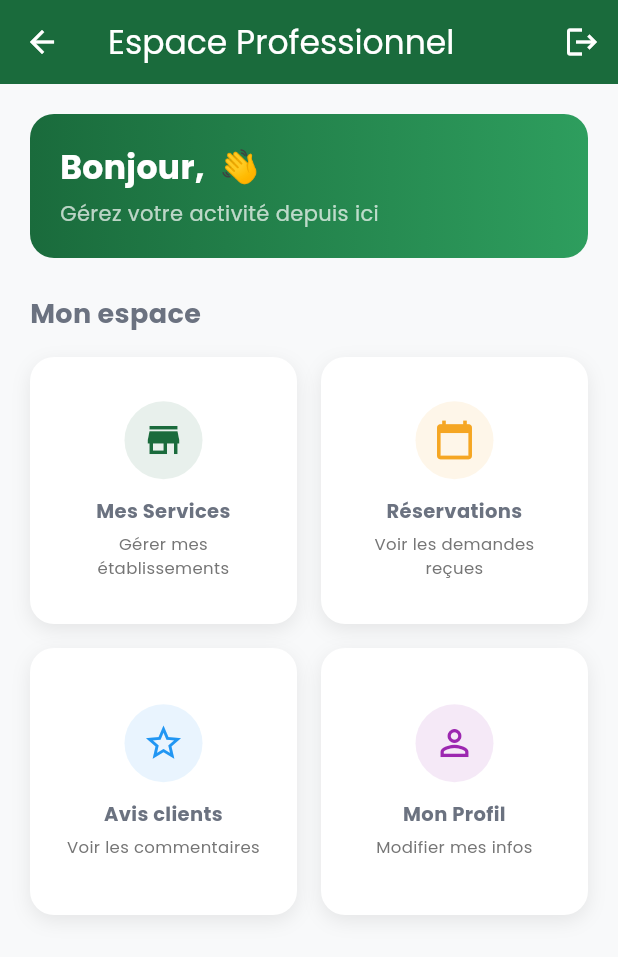
After one commit to Mafrix07/MAYI, a Flutter app: the DashboardProScreen screen opened by its route, on a phone screen of 412 x 824 dp. The commit adds this screen. Shown: the top 957 px of the screen. Run offline on Flutter 3.47's test engine with Material 3 defaults, Android fonts, the phone set to English and light mode, and no system bars; our stand-ins replace cached_network_image, flutter_animate, flutter_secure_storage, google_fonts; accounts and stored records are empty; network calls fail.

Commit message:
feat(auth): DashboardProScreen créé avec navigation par rôle complète

```diff
--- a/frontend/mayif/lib/main.dart
+++ b/frontend/mayif/lib/main.dart
@@ -6,6 +6,7 @@ import 'screens/auth/login_screen.dart';
 import 'package:provider/provider.dart';
 import 'providers/auth_provider.dart';
 import 'screens/home/home_screen.dart';
+import 'screens/pro/dashboard_pro_screen.dart';
 
 void main() {
   WidgetsFlutterBinding.ensureInitialized();
@@ -41,7 +42,7 @@ class MayiTogoApp extends StatelessWidget {
   // Ajouter ces routes
   routes: {
     '/home':           (context) => const HomeScreen(),
-    '/dashboard-pro':  (context) => const HomeScreen(), // temporaire
+    '/dashboard-pro':  (context) => const DashboardProScreen(),
     '/admin':          (context) => const HomeScreen(), // temporaire
   },
   home: Consumer<AuthProvider>(
--- /dev/null
+++ b/frontend/mayif/lib/screens/pro/dashboard_pro_screen.dart
@@ -0,0 +1,190 @@
+import 'package:flutter/material.dart';
+import 'package:provider/provider.dart';
+import '../../providers/auth_provider.dart';
+
+class DashboardProScreen extends StatefulWidget {
+  const DashboardProScreen({super.key});
+
+  @override
+  State<DashboardProScreen> createState() => _DashboardProScreenState();
+}
+
+class _DashboardProScreenState extends State<DashboardProScreen> {
+  @override
+  Widget build(BuildContext context) {
+    final auth = context.watch<AuthProvider>();
+    final user = auth.user;
+
+    return Scaffold(
+      appBar: AppBar(
+        title: const Text('Espace Professionnel'),
+        backgroundColor: const Color(0xFF1A6B3C),
+        foregroundColor: Colors.white,
+        actions: [
+          IconButton(
+            icon: const Icon(Icons.logout),
+            onPressed: () async {
+              await auth.logout();
+              if (context.mounted) {
+                Navigator.pushReplacementNamed(context, '/login');
+              }
+            },
+          ),
+        ],
+      ),
+      body: SingleChildScrollView(
+        padding: const EdgeInsets.all(20),
+        child: Column(
+          crossAxisAlignment: CrossAxisAlignment.start,
+          children: [
+            // En-tête de bienvenue
+            Container(
+              width: double.infinity,
+              padding: const EdgeInsets.all(20),
+              decoration: BoxDecoration(
+                gradient: const LinearGradient(
+                  colors: [Color(0xFF1A6B3C), Color(0xFF2E9E5E)],
+                ),
+                borderRadius: BorderRadius.circular(16),
+              ),
+              child: Column(
+                crossAxisAlignment: CrossAxisAlignment.start,
+                children: [
+                  Text(
+                    'Bonjour, ${user?.firstName ?? 'Professionnel'} 👋',
+                    style: const TextStyle(
+                      color: Colors.white,
+                      fontSize: 22,
+                      fontWeight: FontWeight.bold,
+                    ),
+                  ),
+                  const SizedBox(height: 4),
+                  const Text(
+                    'Gérez votre activité depuis ici',
+                    style: TextStyle(color: Colors.white70, fontSize: 14),
+                  ),
+                ],
+              ),
+            ),
+
+            const SizedBox(height: 24),
+
+            // Cartes de navigation rapide
+            const Text(
+              'Mon espace',
+              style: TextStyle(fontSize: 18, fontWeight: FontWeight.bold),
+            ),
+            const SizedBox(height: 16),
+
+            GridView.count(
+              crossAxisCount: 2,
+              shrinkWrap: true,
+              physics: const NeverScrollableScrollPhysics(),
+              crossAxisSpacing: 16,
+              mainAxisSpacing: 16,
+              children: [
+                _ProCard(
+                  icon: Icons.store,
+                  title: 'Mes Services',
+                  subtitle: 'Gérer mes établissements',
+                  color: const Color(0xFF1A6B3C),
+                  onTap: () => Navigator.pushNamed(context, '/pro/mes-services'),
+                ),
+                _ProCard(
+                  icon: Icons.calendar_today,
+                  title: 'Réservations',
+                  subtitle: 'Voir les demandes reçues',
+                  color: const Color(0xFFF5A623),
+                  onTap: () => Navigator.pushNamed(context, '/pro/reservations'),
+                ),
+                _ProCard(
+                  icon: Icons.star_outline,
+                  title: 'Avis clients',
+                  subtitle: 'Voir les commentaires',
+                  color: Colors.blue,
+                  onTap: () {},
+                ),
+                _ProCard(
+                  icon: Icons.person_outline,
+                  title: 'Mon Profil',
+                  subtitle: 'Modifier mes infos',
+                  color: Colors.purple,
+                  onTap: () {},
+                ),
+              ],
+            ),
+          ],
+        ),
+      ),
+    );
+  }
+}
+
+// Widget carte de navigation
+class _ProCard extends StatelessWidget {
+  final IconData icon;
+  final String title;
+  final String subtitle;
+  final Color color;
+  final VoidCallback onTap;
+
+  const _ProCard({
+    required this.icon,
+    required this.title,
+    required this.subtitle,
+    required this.color,
+    required this.onTap,
+  });
+
+  @override
+  Widget build(BuildContext context) {
+    return GestureDetector(
+      onTap: onTap,
+      child: Container(
+        padding: const EdgeInsets.all(16),
+        decoration: BoxDecoration(
+          color: Colors.white,
+          borderRadius: BorderRadius.circular(16),
+          boxShadow: [
+            BoxShadow(
+              color: Colors.black.withValues(alpha: 0.08),
+              blurRadius: 10,
+              offset: const Offset(0, 4),
+            ),
+          ],
+        ),
+        child: Column(
+          mainAxisAlignment: MainAxisAlignment.center,
+          children: [
+            Container(
+              padding: const EdgeInsets.all(12),
+              decoration: BoxDecoration(
+                color: color.withValues(alpha: 0.1),
+                shape: BoxShape.circle,
+              ),
+              child: Icon(icon, color: color, size: 28),
+            ),
+            const SizedBox(height: 12),
+            Text(
+              title,
+              style: const TextStyle(
+                fontWeight: FontWeight.bold,
+                fontSize: 13,
+              ),
+              textAlign: TextAlign.center,
+            ),
+            const SizedBox(height: 4),
+            Text(
+              subtitle,
+              style: TextStyle(
+                color: Colors.grey.shade600,
+                fontSize: 11,
+              ),
+              textAlign: TextAlign.center,
+            ),
+          ],
+        ),
+      ),
+    );
+  }
+}
```
